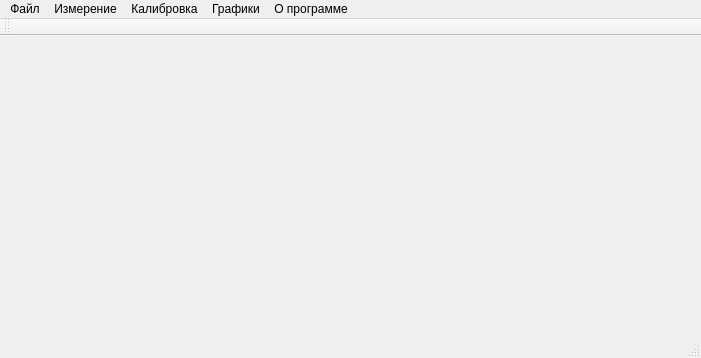
The window that mainwindow.ui (krang4d/Agrekola) describes before a commit, drawn with Qt 5.
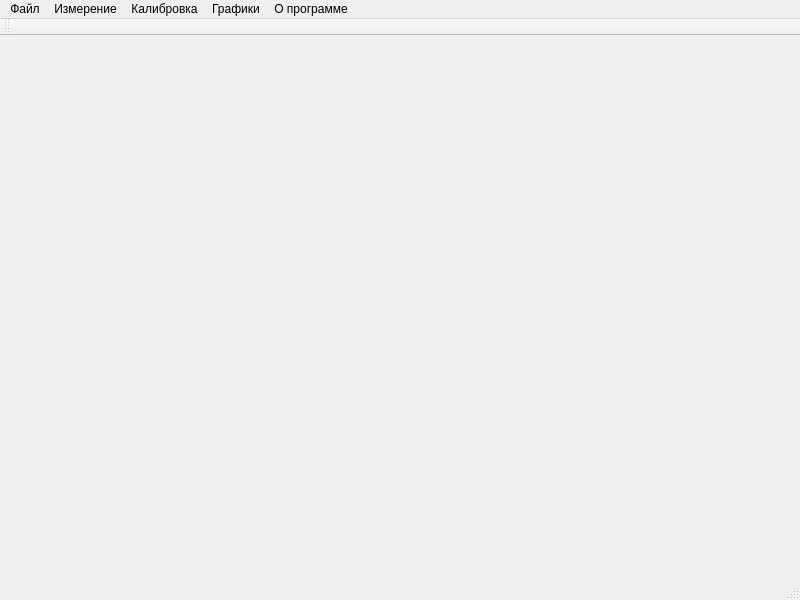
The same window after the commit.

What changed in the file:
```diff
--- a/mainwindow.ui
+++ b/mainwindow.ui
@@ -6,10 +6,16 @@
    <rect>
     <x>0</x>
     <y>0</y>
-    <width>701</width>
-    <height>358</height>
+    <width>800</width>
+    <height>600</height>
    </rect>
   </property>
+  <property name="minimumSize">
+   <size>
+    <width>640</width>
+    <height>480</height>
+   </size>
+  </property>
   <property name="windowTitle">
    <string>MainWindow</string>
   </property>
@@ -19,7 +25,7 @@
     <rect>
      <x>0</x>
      <y>0</y>
-     <width>701</width>
+     <width>800</width>
      <height>21</height>
     </rect>
    </property>
```
